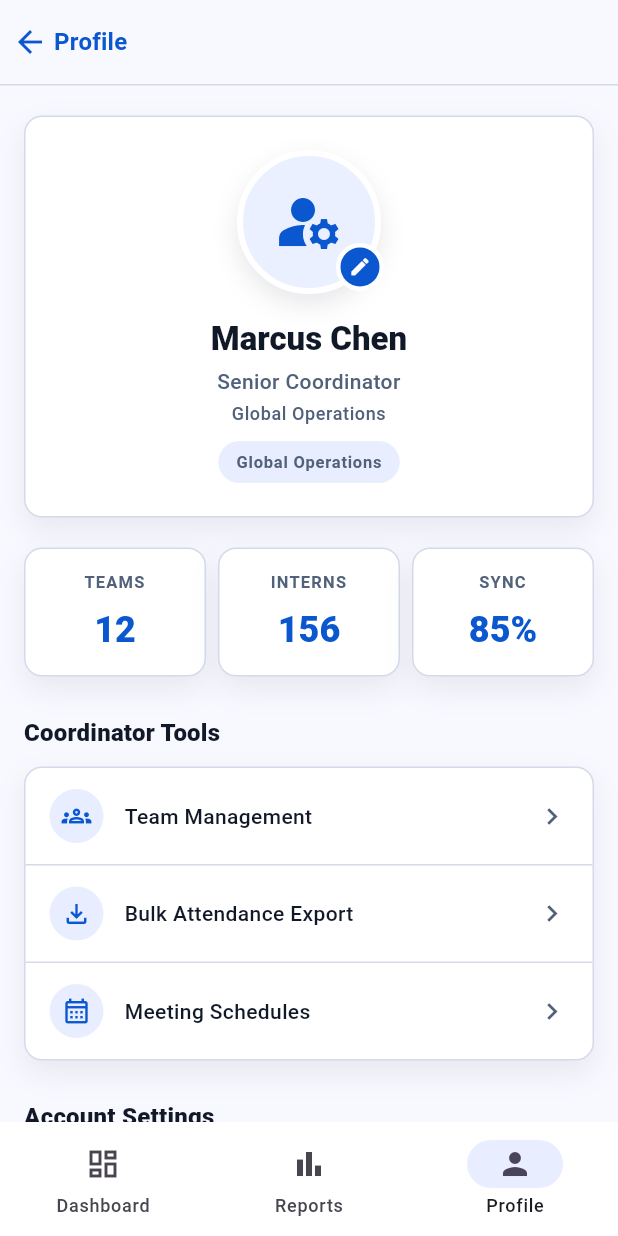
After one commit to CynthiaJC/SLU_Attendance_App, a Flutter app: the CoordinatorProfileScreen screen opened directly, on a phone screen of 412 x 824 dp. The commit adds this screen. Run offline on Flutter 3.47's test engine with Material 3 defaults, Android fonts, the phone set to English and light mode, and no system bars.

Commit message:
Implement coordinator and intern profile screens

```diff
--- a/lib/screens/coordinator_login_screen.dart
+++ b/lib/screens/coordinator_login_screen.dart
@@ -1,4 +1,6 @@
 import 'package:flutter/material.dart';
+
+import 'coordinator_profile_screen.dart';
 
 class CoordinatorLoginScreen extends StatefulWidget {
   const CoordinatorLoginScreen({super.key});
@@ -32,6 +34,10 @@ class _CoordinatorLoginScreenState extends State<CoordinatorLoginScreen> {
 
     // TODO: connect to backend authentication
     debugPrint('Coordinator login attempt: $email');
+    Navigator.push(
+      context,
+      MaterialPageRoute(builder: (context) => const CoordinatorProfileScreen()),
+    );
   }
 
   @override
@@ -70,9 +76,11 @@ class _CoordinatorLoginScreenState extends State<CoordinatorLoginScreen> {
                       labelText: 'Password',
                       border: const OutlineInputBorder(),
                       suffixIcon: IconButton(
-                        icon: Icon(_obscurePassword
-                            ? Icons.visibility_off
-                            : Icons.visibility),
+                        icon: Icon(
+                          _obscurePassword
+                              ? Icons.visibility_off
+                              : Icons.visibility,
+                        ),
                         onPressed: () {
                           setState(() {
                             _obscurePassword = !_obscurePassword;
--- /dev/null
+++ b/lib/screens/coordinator_profile_screen.dart
@@ -0,0 +1,80 @@
+import 'package:flutter/material.dart';
+
+import '../widgets/profile_widgets.dart';
+
+class CoordinatorProfileScreen extends StatelessWidget {
+  const CoordinatorProfileScreen({super.key});
+
+  @override
+  Widget build(BuildContext context) {
+    return const ProfileScaffold(
+      bottomNavigationBar: ProfileBottomNavigationBar(),
+      children: [
+        ProfileHeader(
+          name: 'Marcus Chen',
+          primaryLine: 'Senior Coordinator',
+          secondaryLine: 'Global Operations',
+          badge: 'Global Operations',
+          inCard: true,
+          icon: Icons.manage_accounts,
+        ),
+        SizedBox(height: 20),
+        Row(
+          children: [
+            ProfileStatisticCard(label: 'Teams', value: '12'),
+            SizedBox(width: 8),
+            ProfileStatisticCard(label: 'Interns', value: '156'),
+            SizedBox(width: 8),
+            ProfileStatisticCard(label: 'Sync', value: '85%'),
+          ],
+        ),
+        SizedBox(height: 20),
+        ProfileSectionHeader('Coordinator Tools'),
+        ProfileTileGroup(
+          children: [
+            ProfileSettingTile(
+              icon: Icons.groups_outlined,
+              title: 'Team Management',
+            ),
+            ProfileSettingTile(
+              icon: Icons.file_download_outlined,
+              title: 'Bulk Attendance Export',
+            ),
+            ProfileSettingTile(
+              icon: Icons.calendar_month_outlined,
+              title: 'Meeting Schedules',
+            ),
+          ],
+        ),
+        SizedBox(height: 20),
+        ProfileSectionHeader('Account Settings'),
+        ProfileTileGroup(
+          children: [
+            ProfileSettingTile(
+              icon: Icons.notifications_none,
+              title: 'Notification Preferences',
+            ),
+            ProfileSettingTile(
+              icon: Icons.privacy_tip_outlined,
+              title: 'Privacy Settings',
+            ),
+            ProfileSettingTile(icon: Icons.help_outline, title: 'Help Center'),
+          ],
+        ),
+        SizedBox(height: 24),
+        ProfileLogoutButton(),
+        SizedBox(height: 18),
+        Center(
+          child: Text(
+            'v1.0',
+            style: TextStyle(
+              color: profileTextSecondary,
+              fontSize: 12,
+              fontWeight: FontWeight.w500,
+            ),
+          ),
+        ),
+      ],
+    );
+  }
+}
--- a/lib/screens/intern_login_screen.dart
+++ b/lib/screens/intern_login_screen.dart
@@ -1,4 +1,6 @@
 import 'package:flutter/material.dart';
+
+import 'intern_profile_screen.dart';
 
 class InternLoginScreen extends StatefulWidget {
   const InternLoginScreen({super.key});
@@ -32,6 +34,10 @@ class _InternLoginScreenState extends State<InternLoginScreen> {
 
     // TODO: connect to backend authentication
     debugPrint('Intern login attempt: $email');
+    Navigator.push(
+      context,
+      MaterialPageRoute(builder: (context) => const InternProfileScreen()),
+    );
   }
 
   @override
@@ -70,9 +76,11 @@ class _InternLoginScreenState extends State<InternLoginScreen> {
                       labelText: 'Password',
                       border: const OutlineInputBorder(),
                       suffixIcon: IconButton(
-                        icon: Icon(_obscurePassword
-                            ? Icons.visibility_off
-                            : Icons.visibility),
+                        icon: Icon(
+                          _obscurePassword
+                              ? Icons.visibility_off
+                              : Icons.visibility,
+                        ),
                         onPressed: () {
                           setState(() {
                             _obscurePassword = !_obscurePassword;
--- /dev/null
+++ b/lib/screens/intern_profile_screen.dart
@@ -0,0 +1,69 @@
+import 'package:flutter/material.dart';
+
+import '../widgets/profile_widgets.dart';
+
+class InternProfileScreen extends StatelessWidget {
+  const InternProfileScreen({super.key});
+
+  @override
+  Widget build(BuildContext context) {
+    return const ProfileScaffold(
+      bottomNavigationBar: ProfileBottomNavigationBar(),
+      children: [
+        ProfileHeader(
+          name: 'Amara Okafor',
+          primaryLine: 'Engineering Intern • Product Development',
+          icon: Icons.person,
+        ),
+        ProfileSectionHeader('Personal Information'),
+        ProfileTileGroup(
+          children: [
+            ProfileInfoTile(
+              icon: Icons.email_outlined,
+              label: 'Email Address',
+              value: 'amara.okafor@excelerateglobal.com',
+            ),
+            ProfileInfoTile(
+              icon: Icons.phone_outlined,
+              label: 'Phone Number',
+              value: '+1 (555) 012-3456',
+            ),
+            ProfileInfoTile(
+              icon: Icons.badge_outlined,
+              label: 'Internship ID',
+              value: 'EG-2024-00892',
+            ),
+          ],
+        ),
+        SizedBox(height: 20),
+        ProfileSectionHeader('Account Settings'),
+        ProfileTileGroup(
+          children: [
+            ProfileSettingTile(
+              icon: Icons.notifications_none,
+              title: 'Notification Preferences',
+            ),
+            ProfileSettingTile(
+              icon: Icons.lock_outline,
+              title: 'Privacy Settings',
+            ),
+            ProfileSettingTile(icon: Icons.help_outline, title: 'Help Center'),
+          ],
+        ),
+        SizedBox(height: 34),
+        ProfileLogoutButton(),
+        SizedBox(height: 18),
+        Center(
+          child: Text(
+            'v1.0',
+            style: TextStyle(
+              color: profileTextSecondary,
+              fontSize: 12,
+              fontWeight: FontWeight.w500,
+            ),
+          ),
+        ),
+      ],
+    );
+  }
+}
--- /dev/null
+++ b/lib/widgets/profile_widgets.dart
@@ -0,0 +1,483 @@
+import 'package:flutter/material.dart';
+
+const Color profilePrimaryBlue = Color(0xFF0B57D0);
+const Color profileBackground = Color(0xFFF8F8FF);
+const Color profileTextPrimary = Color(0xFF111827);
+const Color profileTextSecondary = Color(0xFF52617A);
+const Color profileBorder = Color(0xFFD4DAEA);
+const Color profileIconSurface = Color(0xFFE8EEFF);
+
+class ProfileScaffold extends StatelessWidget {
+  const ProfileScaffold({
+    super.key,
+    required this.children,
+    this.bottomNavigationBar,
+  });
+
+  final List<Widget> children;
+  final Widget? bottomNavigationBar;
+
+  @override
+  Widget build(BuildContext context) {
+    return Scaffold(
+      backgroundColor: profileBackground,
+      appBar: AppBar(
+        backgroundColor: profileBackground,
+        surfaceTintColor: profileBackground,
+        elevation: 0,
+        scrolledUnderElevation: 0,
+        leadingWidth: 36,
+        leading: IconButton(
+          onPressed: () => Navigator.maybePop(context),
+          icon: const Icon(Icons.arrow_back),
+          color: profilePrimaryBlue,
+          tooltip: 'Back',
+        ),
+        titleSpacing: 0,
+        title: Text(
+          'Profile',
+          style: Theme.of(context).textTheme.titleMedium?.copyWith(
+            color: profilePrimaryBlue,
+            fontWeight: FontWeight.w700,
+          ),
+        ),
+        bottom: const PreferredSize(
+          preferredSize: Size.fromHeight(1),
+          child: Divider(height: 1, color: profileBorder),
+        ),
+      ),
+      body: SafeArea(
+        child: SingleChildScrollView(
+          padding: const EdgeInsets.fromLTRB(16, 20, 16, 28),
+          child: Center(
+            child: ConstrainedBox(
+              constraints: const BoxConstraints(maxWidth: 430),
+              child: Column(
+                crossAxisAlignment: CrossAxisAlignment.stretch,
+                children: children,
+              ),
+            ),
+          ),
+        ),
+      ),
+      bottomNavigationBar: bottomNavigationBar,
+    );
+  }
+}
+
+class ProfileHeader extends StatelessWidget {
+  const ProfileHeader({
+    super.key,
+    required this.name,
+    required this.primaryLine,
+    this.secondaryLine,
+    this.badge,
+    this.inCard = false,
+    required this.icon,
+  });
+
+  final String name;
+  final String primaryLine;
+  final String? secondaryLine;
+  final String? badge;
+  final bool inCard;
+  final IconData icon;
+
+  @override
+  Widget build(BuildContext context) {
+    final content = Column(
+      children: [
+        Stack(
+          clipBehavior: Clip.none,
+          children: [
+            Container(
+              width: 96,
+              height: 96,
+              decoration: BoxDecoration(
+                shape: BoxShape.circle,
+                color: const Color(0xFFEAF0FF),
+                border: Border.all(color: Colors.white, width: 4),
+                boxShadow: const [
+                  BoxShadow(
+                    color: Color(0x1A0F172A),
+                    blurRadius: 14,
+                    offset: Offset(0, 7),
+                  ),
+                ],
+              ),
+              child: Icon(icon, size: 48, color: profilePrimaryBlue),
+            ),
+            Positioned(
+              right: -2,
+              bottom: 2,
+              child: Container(
+                width: 32,
+                height: 32,
+                decoration: BoxDecoration(
+                  color: profilePrimaryBlue,
+                  shape: BoxShape.circle,
+                  border: Border.all(color: Colors.white, width: 3),
+                ),
+                child: const Icon(Icons.edit, size: 15, color: Colors.white),
+              ),
+            ),
+          ],
+        ),
+        const SizedBox(height: 16),
+        Text(
+          name,
+          textAlign: TextAlign.center,
+          style: Theme.of(context).textTheme.titleLarge?.copyWith(
+            color: profileTextPrimary,
+            fontWeight: FontWeight.w800,
+          ),
+        ),
+        const SizedBox(height: 4),
+        Text(
+          primaryLine,
+          textAlign: TextAlign.center,
+          style: Theme.of(context).textTheme.bodyMedium?.copyWith(
+            color: profileTextSecondary,
+            fontWeight: FontWeight.w500,
+          ),
+        ),
+        if (secondaryLine != null) ...[
+          const SizedBox(height: 4),
+          Text(
+            secondaryLine!,
+            textAlign: TextAlign.center,
+            style: Theme.of(context).textTheme.bodySmall?.copyWith(
+              color: profileTextSecondary,
+              fontWeight: FontWeight.w500,
+            ),
+          ),
+        ],
+        if (badge != null) ...[
+          const SizedBox(height: 10),
+          Container(
+            padding: const EdgeInsets.symmetric(horizontal: 12, vertical: 6),
+            decoration: BoxDecoration(
+              color: profileIconSurface,
+              borderRadius: BorderRadius.circular(999),
+            ),
+            child: Text(
+              badge!,
+              style: Theme.of(context).textTheme.labelSmall?.copyWith(
+                color: profileTextSecondary,
+                fontWeight: FontWeight.w700,
+              ),
+            ),
+          ),
+        ],
+      ],
+    );
+
+    if (!inCard) {
+      return Padding(
+        padding: const EdgeInsets.only(top: 8, bottom: 28),
+        child: content,
+      );
+    }
+
+    return ProfileCard(
+      padding: const EdgeInsets.fromLTRB(16, 22, 16, 22),
+      child: content,
+    );
+  }
+}
+
+class ProfileSectionHeader extends StatelessWidget {
+  const ProfileSectionHeader(this.title, {super.key});
+
+  final String title;
+
+  @override
+  Widget build(BuildContext context) {
+    return Padding(
+      padding: const EdgeInsets.only(top: 6, bottom: 10),
+      child: Text(
+        title,
+        style: Theme.of(context).textTheme.titleMedium?.copyWith(
+          color: profileTextPrimary,
+          fontWeight: FontWeight.w800,
+        ),
+      ),
+    );
+  }
+}
+
+class ProfileCard extends StatelessWidget {
+  const ProfileCard({
+    super.key,
+    required this.child,
+    this.padding = EdgeInsets.zero,
+  });
+
+  final Widget child;
+  final EdgeInsetsGeometry padding;
+
+  @override
+  Widget build(BuildContext context) {
+    return Container(
+      decoration: BoxDecoration(
+        color: Colors.white,
+        borderRadius: BorderRadius.circular(12),
+        border: Border.all(color: profileBorder),
+        boxShadow: const [
+          BoxShadow(
+            color: Color(0x120F172A),
+            blurRadius: 16,
+            offset: Offset(0, 8),
+          ),
+        ],
+      ),
+      child: Padding(padding: padding, child: child),
+    );
+  }
+}
+
+class ProfileInfoTile extends StatelessWidget {
+  const ProfileInfoTile({
+    super.key,
+    required this.icon,
+    required this.label,
+    required this.value,
+  });
+
+  final IconData icon;
+  final String label;
+  final String value;
+
+  @override
+  Widget build(BuildContext context) {
+    return _ProfileTileBase(
+      icon: icon,
+      iconColor: profilePrimaryBlue,
+      label: label,
+      value: value,
+    );
+  }
+}
+
+class ProfileSettingTile extends StatelessWidget {
+  const ProfileSettingTile({
+    super.key,
+    required this.icon,
+    required this.title,
+    this.onTap,
+  });
+
+  final IconData icon;
+  final String title;
+  final VoidCallback? onTap;
+
+  @override
+  Widget build(BuildContext context) {
+    return Material(
+      color: Colors.transparent,
+      child: InkWell(
+        onTap: onTap,
+        child: _ProfileTileBase(
+          icon: icon,
+          iconColor: profilePrimaryBlue,
+          value: title,
+          trailing: const Icon(
+            Icons.chevron_right,
+            color: profileTextSecondary,
+            size: 22,
+          ),
+        ),
+      ),
+    );
+  }
+}
+
+class ProfileStatisticCard extends StatelessWidget {
+  const ProfileStatisticCard({
+    super.key,
+    required this.label,
+    required this.value,
+  });
+
+  final String label;
+  final String value;
+
+  @override
+  Widget build(BuildContext context) {
+    return Expanded(
+      child: ProfileCard(
+        padding: const EdgeInsets.symmetric(horizontal: 8, vertical: 14),
+        child: Column(
+          children: [
+            Text(
+              label.toUpperCase(),
+              textAlign: TextAlign.center,
+              style: Theme.of(context).textTheme.labelSmall?.copyWith(
+                color: profileTextSecondary,
+                fontWeight: FontWeight.w700,
+                letterSpacing: 0.8,
+              ),
+            ),
+            const SizedBox(height: 8),
+            FittedBox(
+              fit: BoxFit.scaleDown,
+              child: Text(
+                value,
+                style: Theme.of(context).textTheme.headlineSmall?.copyWith(
+                  color: profilePrimaryBlue,
+                  fontWeight: FontWeight.w800,
+                ),
+              ),
+            ),
+          ],
+        ),
+      ),
+    );
+  }
+}
+
+class ProfileLogoutButton extends StatelessWidget {
+  const ProfileLogoutButton({super.key, this.onPressed});
+
+  final VoidCallback? onPressed;
+
+  @override
+  Widget build(BuildContext context) {
+    return SizedBox(
+      height: 54,
+      child: FilledButton.icon(
+        onPressed: onPressed ?? () => Navigator.maybePop(context),
+        icon: const Icon(Icons.logout, size: 20),
+        label: const Text('Log Out'),
+        style: FilledButton.styleFrom(
+          backgroundColor: const Color(0xFFFFD8D3),
+          foregroundColor: const Color(0xFFD91515),
+          textStyle: Theme.of(
+            context,
+          ).textTheme.titleMedium?.copyWith(fontWeight: FontWeight.w800),
+          shape: RoundedRectangleBorder(
+            borderRadius: BorderRadius.circular(12),
+          ),
+        ),
+      ),
+    );
+  }
+}
+
+class ProfileBottomNavigationBar extends StatelessWidget {
+  const ProfileBottomNavigationBar({super.key});
+
+  @override
+  Widget build(BuildContext context) {
+    return NavigationBar(
+      selectedIndex: 2,
+      height: 76,
+      backgroundColor: Colors.white,
+      surfaceTintColor: Colors.white,
+      indicatorColor: profileIconSurface,
+      labelBehavior: NavigationDestinationLabelBehavior.alwaysShow,
+      destinations: const [
+        NavigationDestination(
+          icon: Icon(Icons.dashboard_outlined),
+          selectedIcon: Icon(Icons.dashboard),
+          label: 'Dashboard',
+        ),
+        NavigationDestination(
+          icon: Icon(Icons.bar_chart_outlined),
+          selectedIcon: Icon(Icons.bar_chart),
+          label: 'Reports',
+        ),
+        NavigationDestination(
+          icon: Icon(Icons.person_outline),
+          selectedIcon: Icon(Icons.person),
+          label: 'Profile',
+        ),
+      ],
+      onDestinationSelected: (_) {},
+    );
+  }
+}
+
+class ProfileTileGroup extends StatelessWidget {
+  const ProfileTileGroup({super.key, required this.children});
+
+  final List<Widget> children;
+
+  @override
+  Widget build(BuildContext context) {
+    return ProfileCard(
+      child: Column(
+        children: [
+          for (var index = 0; index < children.length; index++) ...[
+            children[index],
+            if (index != children.length - 1)
+              const Divider(height: 1, color: profileBorder),
+          ],
+        ],
+      ),
+    );
+  }
+}
+
+class _ProfileTileBase extends StatelessWidget {
+  const _ProfileTileBase({
+    required this.icon,
+    required this.iconColor,
+    required this.value,
+    this.label,
+    this.trailing,
+  });
+
+  final IconData icon;
+  final Color iconColor;
+  final String value;
+  final String? label;
+  final Widget? trailing;
+
+  @override
+  Widget build(BuildContext context) {
+    return Padding(
+      padding: const EdgeInsets.symmetric(horizontal: 16, vertical: 14),
+      child: Row(
+        children: [
+          Container(
+            width: 36,
+            height: 36,
+            decoration: const BoxDecoration(
+              color: profileIconSurface,
+              shape: BoxShape.circle,
+            ),
+            child: Icon(icon, size: 20, color: iconColor),
+          ),
+          const SizedBox(width: 14),
+          Expanded(
+            child: Column(
+              crossAxisAlignment: CrossAxisAlignment.start,
+              children: [
+                if (label != null) ...[
+                  Text(
+                    label!,
+                    style: Theme.of(context).textTheme.labelSmall?.copyWith(
+                      color: profileTextSecondary,
+                      fontWeight: FontWeight.w600,
+                      letterSpacing: 0.4,
+                    ),
+                  ),
+                  const SizedBox(height: 3),
+                ],
+                Text(
+                  value,
+                  style: Theme.of(context).textTheme.bodyMedium?.copyWith(
+                    color: profileTextPrimary,
+                    fontWeight: FontWeight.w500,
+                  ),
+                ),
+              ],
+            ),
+          ),
+          ?trailing,
+        ],
+      ),
+    );
+  }
+}
```
